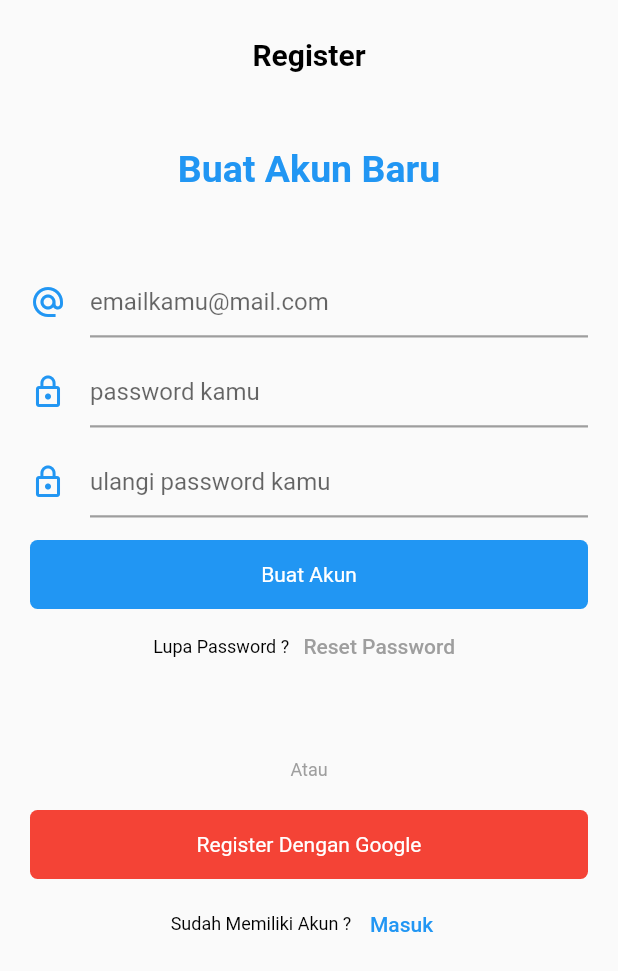
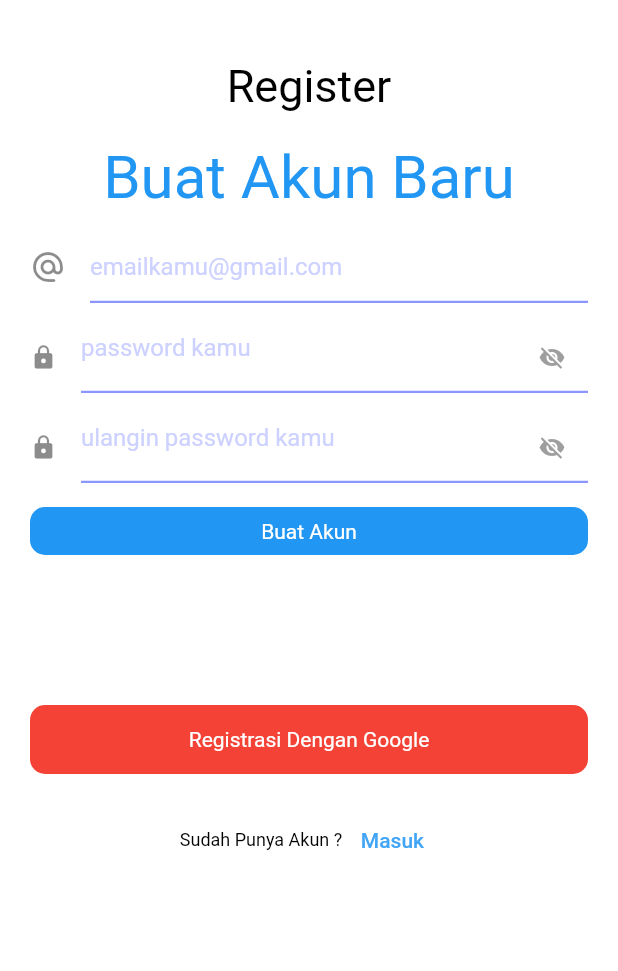
Before and after one commit to nabnab89/JogjaKarir, a Flutter app: the screen it shows after launch, item 2 of the bottom bar chosen, after a tap on "Register di Sini", on a phone screen of 412 x 824 dp. Shown: the top 971 px of the screen. Run offline on Flutter 3.47's test engine with Material 2 defaults, Android fonts, the phone set to English and light mode, and no system bars; missing offline and left inert: dart:js.

Commit message:
Memperbaiki tampilan Register
merubah icon dan menambahkan showhide password

```diff
--- a/lib/register.dart
+++ b/lib/register.dart
@@ -1,55 +1,64 @@
 import 'package:flutter/material.dart';
 import 'package:jogja_karir/login.dart';
 
-class Register extends StatelessWidget {
+class Register extends StatefulWidget {
+  _MyAppState createState() => _MyAppState();
+}
+
+class _MyAppState extends State<Register> {
+  bool _isHidePassword = true;
+  bool _isHidePassword1 = true;
+
+  void _togglePasswordVisibility() {
+    setState(() {
+      _isHidePassword = !_isHidePassword;
+    });
+  }
 
   @override
   Widget build(BuildContext context) {
-    return MaterialApp(
-      home: Scaffold(
+    return Scaffold(
       body: Container(
-          padding: EdgeInsets.all(20),
+        color: Colors.white,
+        padding: EdgeInsets.all(20.0),
         child: ListView(
           children: <Widget>[
             Center(
               child: Column(
                 children: <Widget>[
-                    _judul(),
-                    _textField(context),
-                    _button(context),
+                  _titleDescription(),
+                  _textField(),
+                  _buildButton(context),
                 ],
               ),
-              )
+            ),
           ],
         ),
-        )
       ),
     );
   }
 
-  Widget _judul() {
+  Widget _titleDescription() {
     return Column(
       children: <Widget>[
         Padding(
-          padding: EdgeInsets.only(top: 5),
+          padding: EdgeInsets.only(top: 20.0),
         ),
         Text(
           "Register",
           style: TextStyle(
             color: Colors.black,
-            fontSize: 20,
-            fontWeight: FontWeight.bold,
+            fontSize: 30.0,
           ),
         ),
         Padding(
-          padding: EdgeInsets.only(top: 50),
+          padding: EdgeInsets.only(top: 20.0),
         ),
         Text(
           "Buat Akun Baru",
           style: TextStyle(
+            fontSize: 40.0,
             color: Colors.blue,
-            fontSize: 25,
-            fontWeight: FontWeight.bold,
           ),
           textAlign: TextAlign.center,
         ),
@@ -57,180 +66,164 @@ class Register extends StatelessWidget {
     );
   }
 
-  Widget _textField(BuildContext context) {
+  Widget _textField() {
     return Column(
       children: <Widget>[
         Padding(
-          padding: EdgeInsets.only(top: 50),
+          padding: EdgeInsets.only(top: 12.0),
         ),
         TextFormField(
           decoration: const InputDecoration(
-            icon: Icon(
-              Icons.alternate_email,
-              color: Colors.blue,
-            ),
             border: UnderlineInputBorder(),
             enabledBorder: UnderlineInputBorder(
               borderSide: BorderSide(
-                color: Colors.grey,
+                color: Color(0xff8b97ff),
                 width: 1.5,
               ),
             ),
             focusedBorder: UnderlineInputBorder(
               borderSide: BorderSide(
-                width: 3,
-                color: Colors.blue,
+                color: Colors.white,
+                width: 3.0,
               ),
             ),
-            hintText: "emailkamu@mail.com",
+            icon: Icon(Icons.alternate_email_rounded),
+            hintText: "emailkamu@gmail.com",
+            hintStyle: TextStyle(color: Color(0xffccd1ff)),
           ),
           style: TextStyle(color: Colors.black),
           autofocus: false,
         ),
         Padding(
-          padding: EdgeInsets.only(top: 12),
+          padding: EdgeInsets.only(top: 12.0),
         ),
         TextFormField(
-          decoration: const InputDecoration(
-            icon: Icon(
-              Icons.lock_outline,
-              color: Colors.blue,
-            ),
+          initialValue: '',
+          keyboardType: TextInputType.text,
+          decoration: InputDecoration(
             border: UnderlineInputBorder(),
             enabledBorder: UnderlineInputBorder(
               borderSide: BorderSide(
-                color: Colors.grey,
+                color: Color(0xff8b97ff),
                 width: 1.5,
               ),
             ),
+            suffixIcon: GestureDetector(
+              onTap: () {
+                _togglePasswordVisibility();
+              },
+              child: Icon(
+                _isHidePassword ? Icons.visibility_off : Icons.visibility,
+                color: _isHidePassword ? Colors.grey : Colors.blue,
+              ),
+            ),
+            isDense: true,
             focusedBorder: UnderlineInputBorder(
               borderSide: BorderSide(
-                width: 3,
-                color: Colors.blue,
+                color: Colors.white,
+                width: 3.0,
               ),
             ),
+            icon: Icon(Icons.lock_rounded),
             hintText: "password kamu",
+            hintStyle: TextStyle(color: Color(0xffccd1ff)),
           ),
           style: TextStyle(color: Colors.black),
-          obscureText: true,
+          obscureText: _isHidePassword,
           autofocus: false,
         ),
         Padding(
-          padding: EdgeInsets.only(top: 12),
+          padding: EdgeInsets.only(top: 12.0),
         ),
         TextFormField(
-          decoration: const InputDecoration(
-            icon: Icon(
-              Icons.lock_outline,
-              color: Colors.blue,
-            ),
+          initialValue: '',
+          keyboardType: TextInputType.text,
+          decoration: InputDecoration(
             border: UnderlineInputBorder(),
             enabledBorder: UnderlineInputBorder(
               borderSide: BorderSide(
-                color: Colors.grey,
+                color: Color(0xff8b97ff),
                 width: 1.5,
               ),
             ),
+            suffixIcon: GestureDetector(
+              onTap: () {
+                _togglePasswordVisibility();
+              },
+              child: Icon(
+                _isHidePassword1 ? Icons.visibility_off : Icons.visibility,
+                color: _isHidePassword1 ? Colors.grey : Colors.blue,
+              ),
+            ),
+            isDense: true,
             focusedBorder: UnderlineInputBorder(
               borderSide: BorderSide(
-                width: 3,
-                color: Colors.blue,
+                color: Colors.white,
+                width: 3.0,
               ),
             ),
-            hintText: "ulangi password kamu",
+            icon: Icon(Icons.lock_rounded),
+            hintText: "ulangin password kamu",
+            hintStyle: TextStyle(color: Color(0xffccd1ff)),
           ),
           style: TextStyle(color: Colors.black),
-          obscureText: true,
+          obscureText: _isHidePassword1,
           autofocus: false,
         ),
       ],
     );
   }
 
-  Widget _button(BuildContext context) {
+  Widget _buildButton(BuildContext context) {
     return Column(
       children: <Widget>[
         Padding(
-          padding: EdgeInsets.only(top: 15),
+          padding: EdgeInsets.only(top: 16.0),
+        ),
+        InkWell(
+          child: Container(
+            padding: EdgeInsets.symmetric(vertical: 8.0),
+            width: double.infinity,
+            child: Text(
+              'Buat Akun',
+              style: TextStyle(color: Colors.white),
+              textAlign: TextAlign.center,
+            ),
+            decoration: BoxDecoration(
+              color: Colors.blue,
+              borderRadius: BorderRadius.circular(10.0),
+            ),
+          ),
+        ),
+        Padding(
+          padding: EdgeInsets.only(top: 100),
         ),
         InkWell(
           child: Container(
             padding: EdgeInsets.symmetric(vertical: 15),
             width: double.infinity,
             child: Text(
-              "Buat Akun",
-              style: TextStyle(
-                color: Colors.white,
-              ),
+              'Registrasi Dengan Google',
+              style: TextStyle(color: Colors.white),
               textAlign: TextAlign.center,
             ),
             decoration: BoxDecoration(
-              color: Colors.blue,
-              borderRadius: BorderRadius.circular(5),
+              color: Colors.red,
+              borderRadius: BorderRadius.circular(10.0),
             ),
           ),
+        ),
+        Padding(
+          padding: EdgeInsets.only(top: 20.0),
         ),
         Row(
           mainAxisAlignment: MainAxisAlignment.center,
           children: <Widget>[
-            Padding(padding: EdgeInsets.only(top: 50),),
-            Text(
-              "Lupa Password ? ",
-              style: TextStyle(
-                color: Colors.black,
-                fontSize: 12,
-                ),
-              textAlign: TextAlign.center,
-            ),
-            TextButton(
-              child: Text(
-                "Reset Password",
-                style: TextStyle(
-                  color: Colors.grey
-                ),
-              ),
-              onPressed: (){
-                Navigator.pushNamed(context, "/");
-              }
-            ),
-          ],
-        ),
             Padding(
-          padding: EdgeInsets.only(top: 50),
+              padding: EdgeInsets.only(top: 40),
             ),
             Text(
-          "Atau",
-          style: TextStyle(
-            color: Colors.grey,
-            fontSize: 12,
-          ),
-        ),
-        Padding(
-          padding: EdgeInsets.only(top: 20),
-        ),
-        InkWell(
-          child: Container(
-            padding: EdgeInsets.symmetric(vertical: 15),
-            width: double.infinity,
-            child: Text(
-              "Register Dengan Google",
-              style: TextStyle(
-                color: Colors.white,
-              ),
-              textAlign: TextAlign.center,
-            ),
-            decoration: BoxDecoration(
-              color: Colors.red,
-              borderRadius: BorderRadius.circular(5),
-            ),
-          ),
-        ),
-        Row(
-          mainAxisAlignment: MainAxisAlignment.center,
-          children: <Widget>[
-            Padding(padding: EdgeInsets.only(top: 60),),
-            Text(
-              "Sudah Memiliki Akun ? ",
+              "Sudah Punya Akun ? ",
               style: TextStyle(
                 color: Colors.black,
                 fontSize: 12,
@@ -240,19 +233,17 @@ class Register extends StatelessWidget {
             TextButton(
               child: Text(
                 "Masuk",
-                style: TextStyle(
-                  color: Colors.blue,
+                style: TextStyle(color: Colors.blue[400]),
               ),
-              ),
-              onPressed: (){
+              onPressed: () {
+                // pindah ke halaman simple
                 Navigator.push(context,
                     MaterialPageRoute(builder: (context) => Login()));
-              }
+              },
             ),
           ],
         ),
       ],
     );
   }
-
 }
```
Lines whose indentation alone changed are shown as unchanged.
